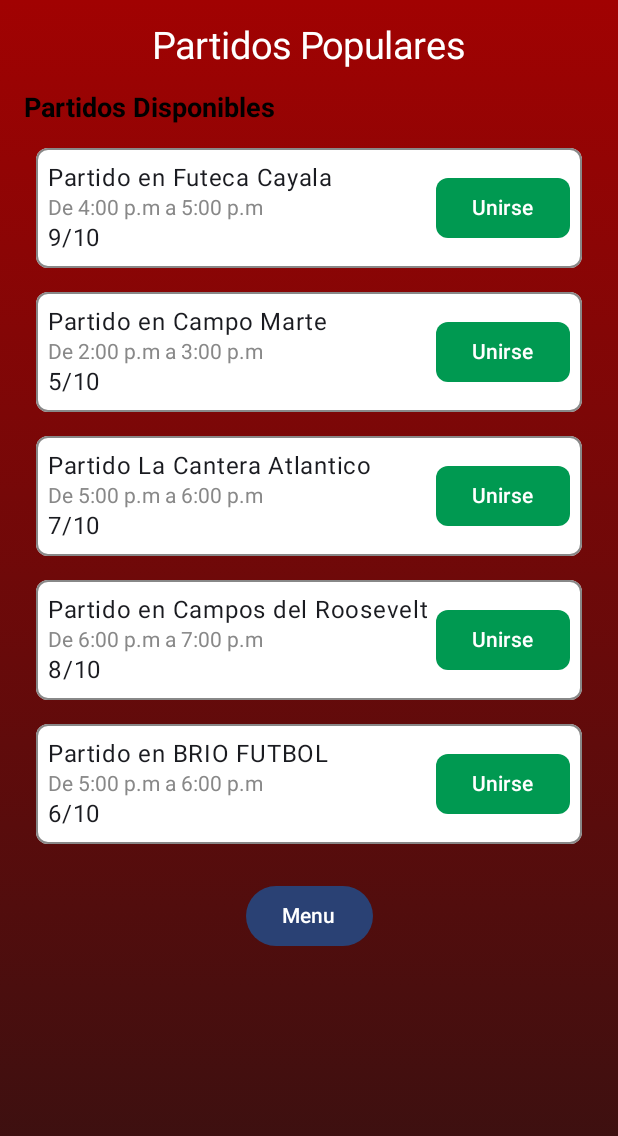
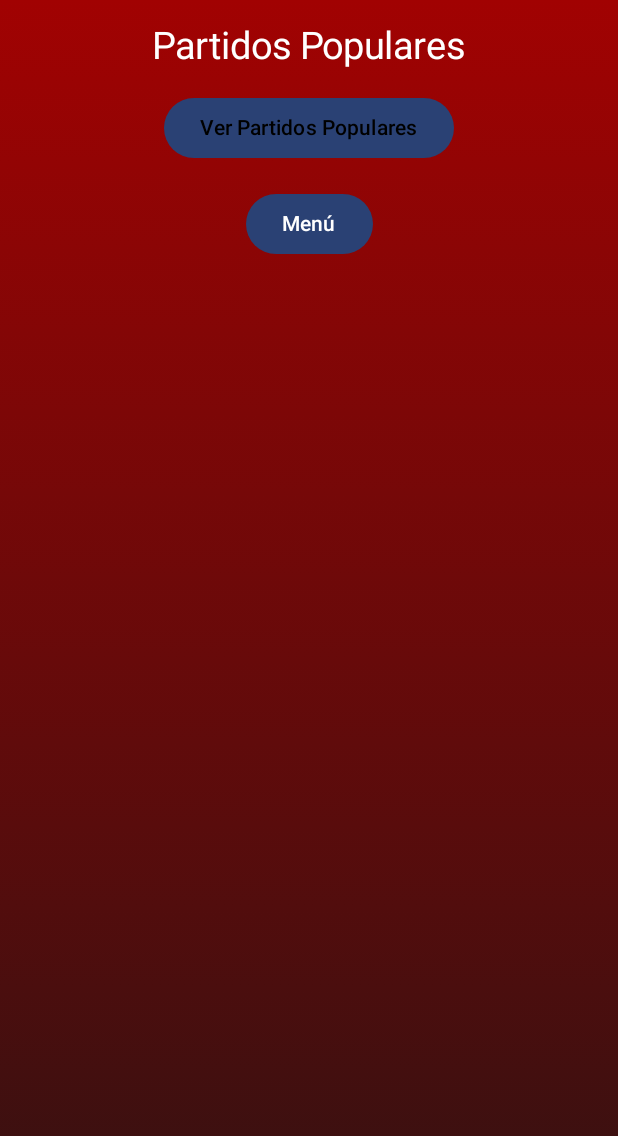
Before and after one commit to PablorellanaM/LaChamusca, an Android app built with Jetpack Compose: the composable PartidosPopularesScreen shown on its own in the app's theme, on a phone screen of 412 x 824 dp. Shown: the top 1136 px of the screen. Run offline under Robolectric (Android 15) with nearby library versions, the phone set to English and light mode, and no system bars.

```diff
--- a/app/src/main/AndroidManifest.xml
+++ b/app/src/main/AndroidManifest.xml
@@ -21,10 +21,10 @@
         android:theme="@style/Theme.LaChamusca"
         tools:targetApi="31">
 
-        <!-- Clave de API de Google Places -->
+        <!-- Clave de API de Google Maps y Google Places -->
         <meta-data
             android:name="com.google.android.geo.API_KEY"
-            android:value="AIzaSyBwQiSNqKIny4UH4Z0B1EyZ60hR1Jve9bg"/>
+            android:value="AIzaSyBwQiSNqKIny4UH4Z0B1EyZ60hR1Jve9bg"/> <!-- Tu API Key aquí -->
 
         <activity
             android:name=".MainActivity"
--- a/app/src/main/java/com/example/lachamusca/view/PartidosPopularesScreen.kt
+++ b/app/src/main/java/com/example/lachamusca/view/PartidosPopularesScreen.kt
@@ -1,38 +1,32 @@
 package com.example.lachamusca.view
 
-import androidx.compose.foundation.BorderStroke
+import android.Manifest
+import android.content.Context
+import android.content.pm.PackageManager
+import android.util.Log
 import androidx.compose.foundation.background
-import androidx.compose.foundation.border
 import androidx.compose.foundation.layout.*
-import androidx.compose.foundation.lazy.LazyColumn
-import androidx.compose.foundation.lazy.items
-import androidx.compose.foundation.shape.RoundedCornerShape
-import androidx.compose.material3.*
+import androidx.compose.material3.Button
+import androidx.compose.material3.Text
 import androidx.compose.runtime.Composable
-import androidx.compose.runtime.mutableStateListOf
-import androidx.compose.runtime.remember
 import androidx.compose.ui.Alignment
 import androidx.compose.ui.Modifier
 import androidx.compose.ui.graphics.Brush
 import androidx.compose.ui.graphics.Color
+import androidx.compose.ui.platform.LocalContext
 import androidx.compose.ui.text.TextStyle
-import androidx.compose.ui.text.font.FontWeight
 import androidx.compose.ui.unit.dp
 import androidx.compose.ui.unit.sp
+import androidx.core.content.ContextCompat
 import androidx.navigation.NavController
+import com.google.android.libraries.places.api.Places
+import com.google.android.libraries.places.api.model.Place
+import com.google.android.libraries.places.api.net.FindCurrentPlaceRequest
 
 @Composable
 fun PartidosPopularesScreen(navController: NavController) {
-    // Lista de partidos populares con participantes y maxParticipantes
-    val partidosPopulares = remember {
-        mutableStateListOf(
-            Partido("Partido en Futeca Cayala", "De 4:00 p.m a 5:00 p.m", 9, 10),
-            Partido("Partido en Campo Marte", "De 2:00 p.m a 3:00 p.m", 5, 10),
-            Partido("Partido La Cantera Atlantico", "De 5:00 p.m a 6:00 p.m", 7, 10),
-            Partido("Partido en Campos del Roosevelt", "De 6:00 p.m a 7:00 p.m", 8, 10),
-            Partido("Partido en BRIO FUTBOL", "De 5:00 p.m a 6:00 p.m", 6, 10)
-        )
-    }
+    // Obtén el contexto local
+    val context = LocalContext.current
 
     Box(
         modifier = Modifier
@@ -44,6 +38,7 @@ fun PartidosPopularesScreen(navController: NavController) {
                 .fillMaxSize()
                 .padding(16.dp)
         ) {
+            // Título de la pantalla
             Text(
                 text = "Partidos Populares",
                 style = TextStyle(color = Color.White, fontSize = 25.sp),
@@ -52,51 +47,44 @@ fun PartidosPopularesScreen(navController: NavController) {
 
             Spacer(modifier = Modifier.height(16.dp))
 
-            Text(
-                text = "Partidos Disponibles",
-                style = TextStyle(fontWeight = FontWeight.Bold, fontSize = 18.sp, color = Color.Black)
-            )
-
-            Spacer(modifier = Modifier.height(8.dp))
-
-            // Lista de partidos usando LazyColumn
-            LazyColumn(modifier = Modifier.fillMaxWidth()) {
-                items(partidosPopulares) { partido ->
-                    Row(
-                        modifier = Modifier
-                            .fillMaxWidth()
-                            .padding(8.dp)
-                            .background(Color.White, shape = RoundedCornerShape(8.dp))  // Fondo blanco
-                            .border(BorderStroke(1.dp, Color.Gray), RoundedCornerShape(8.dp))
-                            .padding(8.dp),
-                        verticalAlignment = Alignment.CenterVertically,
-                        horizontalArrangement = Arrangement.SpaceBetween
-                    ) {
-                        Column {
-                            Text(text = partido.nombre, fontWeight = FontWeight.W400)
-                            Text(text = partido.horario, style = TextStyle(color = Color.Gray, fontSize = 14.sp))
-                            Text(text = "${partido.participantes}/${partido.maxParticipantes}")
-                        }
-                        Button(
-                            onClick = { /* Acción al unirse */ },
-                            colors = ButtonDefaults.buttonColors(containerColor = Color(0xFF009951)),
-                            shape = RoundedCornerShape(8.dp)
-                        ) {
-                            Text(text = "Unirse", color = Color.White)
-                        }
-                    }
-                }
+            // Botón para ver los partidos populares usando Google Places
+            Button(
+                onClick = { buscarCanchasPopulares(context) },
+                modifier = Modifier.align(Alignment.CenterHorizontally)
+            ) {
+                Text(text = "Ver Partidos Populares", color = Color.Black)
             }
 
             Spacer(modifier = Modifier.height(16.dp))
 
-            // Botón de menú en la parte inferior
+            // Botón para volver al menú
             Button(
                 onClick = { navController.navigate("menu") },
                 modifier = Modifier.align(Alignment.CenterHorizontally)
             ) {
-                Text(text = "Menu")
+                Text(text = "Menú")
             }
         }
     }
 }
+
+// Función para manejar la llamada a la API de Google Places en Partidos Populares
+fun buscarCanchasPopulares(context: Context) {
+    val placesClient = Places.createClient(context)
+    val placeFields = listOf(Place.Field.NAME, Place.Field.ADDRESS)
+    val request = FindCurrentPlaceRequest.newInstance(placeFields)
+
+    // Verificar permisos antes de hacer la solicitud
+    if (ContextCompat.checkSelfPermission(context, Manifest.permission.ACCESS_FINE_LOCATION) == PackageManager.PERMISSION_GRANTED) {
+        val placeResult = placesClient.findCurrentPlace(request)
+        placeResult.addOnSuccessListener { response ->
+            for (place in response.placeLikelihoods) {
+                Log.i("PlacesAPI", "Place found: ${place.place.name}, ${place.place.address}")
+            }
+        }.addOnFailureListener { exception ->
+            Log.e("PlacesAPI", "Error: ${exception.message}")
+        }
+    } else {
+        Log.e("PlacesAPI", "Permission denied")
+    }
+}
--- a/gradle/libs.versions.toml
+++ b/gradle/libs.versions.toml
@@ -11,6 +11,9 @@ composeBom = "2024.04.01"
 navigationRuntimeKtx = "2.8.1"
 navigationCompose = "2.8.1"
 foundationAndroid = "1.7.2"
+foundationAndroidVersion = "1.7.3"
+uiTextAndroid = "1.7.3"
+maps = "3.1.0-beta"
 
 [libraries]
 androidx-core-ktx = { group = "androidx.core", name = "core-ktx", version.ref = "coreKtx" }
@@ -30,6 +33,9 @@ androidx-material3 = { group = "androidx.compose.material3", name = "material3"
 androidx-navigation-runtime-ktx = { group = "androidx.navigation", name = "navigation-runtime-ktx", version.ref = "navigationRuntimeKtx" }
 androidx-navigation-compose = { group = "androidx.navigation", name = "navigation-compose", version.ref = "navigationCompose" }
 androidx-foundation-android = { group = "androidx.compose.foundation", name = "foundation-android", version.ref = "foundationAndroid" }
+foundation-android = { group = "androidx.compose.foundation", name = "foundation-android", version.ref = "foundationAndroidVersion" }
+androidx-ui-text-android = { group = "androidx.compose.ui", name = "ui-text-android", version.ref = "uiTextAndroid" }
+maps = { group = "com.google.android.libraries.maps", name = "maps", version.ref = "maps" }
 
 [plugins]
 android-application = { id = "com.android.application", version.ref = "agp" }
```
Also changed, not shown: app/build.gradle.kts (+20 -0 lines), app/src/main/java/com/example/lachamusca/navigation/Navigation.kt (+5 -3 lines), app/src/main/java/com/example/lachamusca/view/EncontrarPartido.kt (+98 -140 lines).
